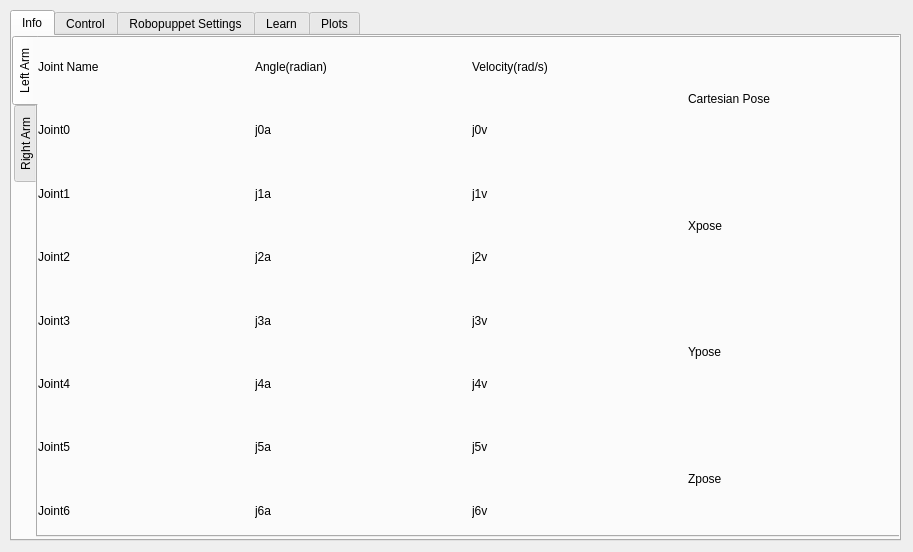
The window that src/design.ui (CluelessTimeTraveler/-RoboPuppetMQP) describes before a commit, drawn with Qt 5.
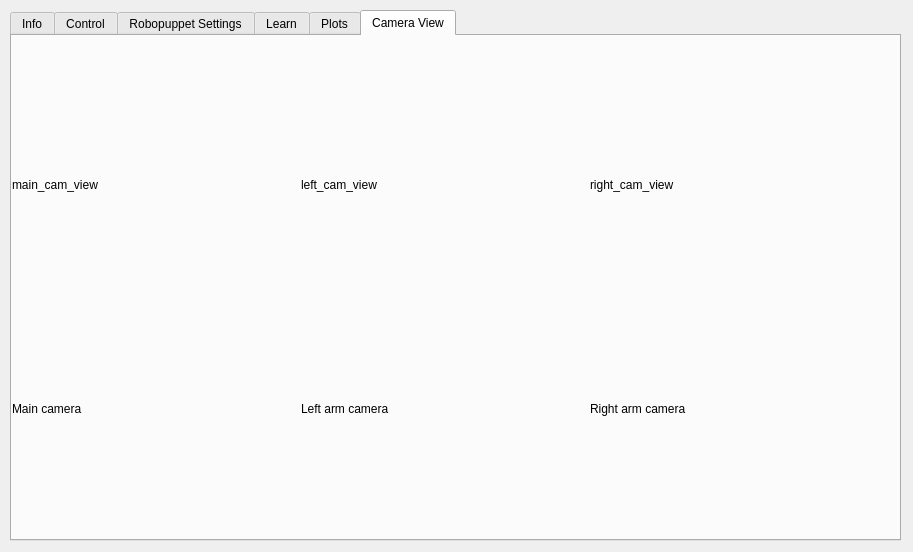
The same window after the commit. The open tabs and pages were chosen to show the change. Custom widgets are drawn as their Qt base class.

Commit message: Added camera view tab Also added some little changes in GUI but these functions have not been completed.

```diff
--- a/src/design.ui
+++ b/src/design.ui
@@ -3042,6 +3042,82 @@
      </widget>
     </widget>
    </widget>
+   <widget class="QWidget" name="tab_24">
+    <attribute name="title">
+     <string>Camera View</string>
+    </attribute>
+    <widget class="QWidget" name="verticalLayoutWidget_4">
+     <property name="geometry">
+      <rect>
+       <x>0</x>
+       <y>40</y>
+       <width>861</width>
+       <height>441</height>
+      </rect>
+     </property>
+     <layout class="QVBoxLayout" name="verticalLayout_24">
+      <item>
+       <layout class="QHBoxLayout" name="horizontalLayout_15">
+        <item>
+         <widget class="QLabel" name="main_cam_view">
+          <property name="text">
+           <string>main_cam_view</string>
+          </property>
+         </widget>
+        </item>
+        <item>
+         <widget class="QLabel" name="left_cam_view">
+          <property name="text">
+           <string>left_cam_view</string>
+          </property>
+         </widget>
+        </item>
+        <item>
+         <widget class="QLabel" name="right_cam_view">
+          <property name="minimumSize">
+           <size>
+            <width>0</width>
+            <height>0</height>
+           </size>
+          </property>
+          <property name="text">
+           <string>right_cam_view</string>
+          </property>
+          <property name="scaledContents">
+           <bool>false</bool>
+          </property>
+         </widget>
+        </item>
+       </layout>
+      </item>
+      <item>
+       <layout class="QHBoxLayout" name="horizontalLayout_17">
+        <item>
+         <widget class="QLabel" name="label_141">
+          <property name="text">
+           <string>Main camera</string>
+          </property>
+         </widget>
+        </item>
+        <item>
+         <widget class="QLabel" name="label_140">
+          <property name="text">
+           <string>Left arm camera</string>
+          </property>
+         </widget>
+        </item>
+        <item>
+         <widget class="QLabel" name="label_142">
+          <property name="text">
+           <string>Right arm camera</string>
+          </property>
+         </widget>
+        </item>
+       </layout>
+      </item>
+     </layout>
+    </widget>
+   </widget>
   </widget>
  </widget>
  <customwidgets>
```
Left out of the diff: 84 changed lines with no effect on the pictures. The commit also changes 10 other files.
